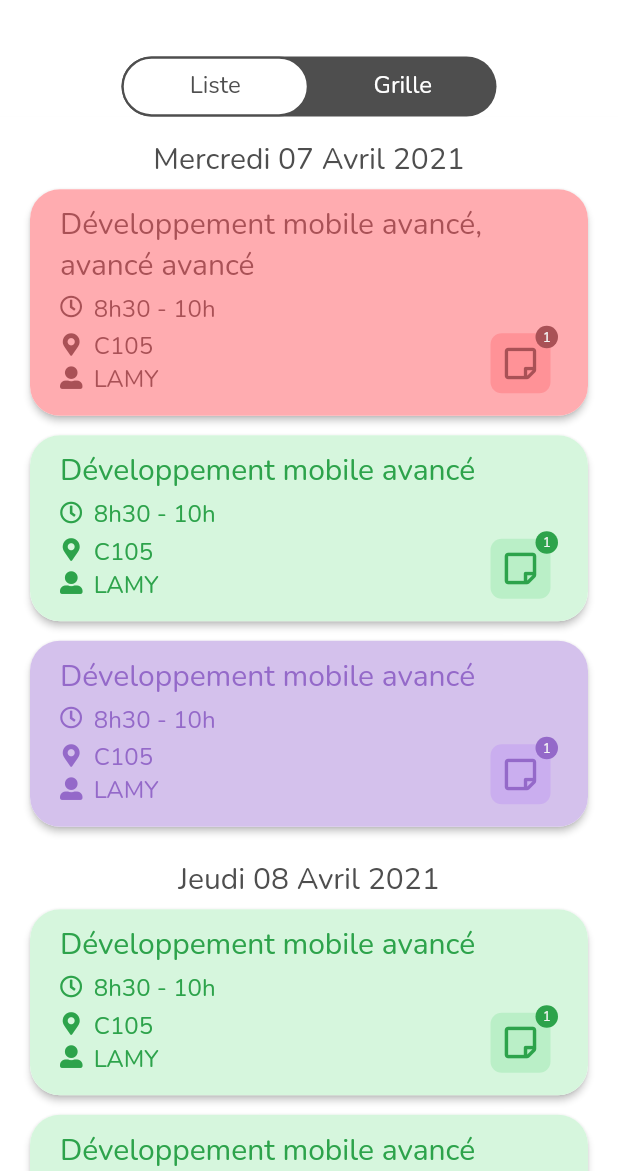
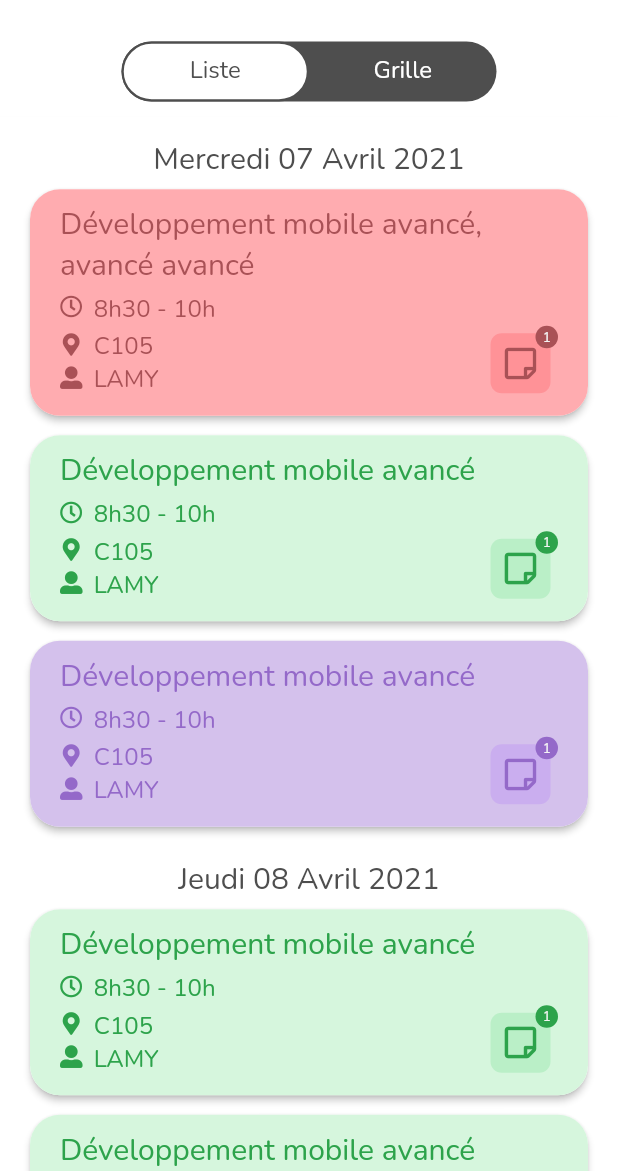
Before and after one commit to BriceChk/esaip_agenda_flutter, a Flutter app: the HomePage screen opened by its route, on a phone screen of 412 x 824 dp, the part 65-1236 px from its top. Run offline on Flutter 3.47's test engine with Material 2 defaults, Android fonts, the phone set to English and light mode, and no system bars; our stand-ins replace font_awesome_flutter, progress_indicators; missing offline and left inert: requests; statements that could not run were skipped.

Commit message:
add padding of the bottom slider button

```diff
--- a/lib/screens/home_page/home_page.dart
+++ b/lib/screens/home_page/home_page.dart
@@ -64,6 +64,8 @@ class _HomePageState extends State<HomePage>
         ),
         bottom: PreferredSize(
           preferredSize: Size.fromHeight(65),
+          child: Padding(
+            padding: const EdgeInsets.only(bottom: 10),
             child: Column(
               children: [
                 Container(
@@ -114,6 +116,7 @@ class _HomePageState extends State<HomePage>
             ),
           ),
         ),
+      ),
       body: Container(
         color: COLOR_WHITE,
         child: TabBarView(
```
Lines whose indentation alone changed are shown as unchanged.
